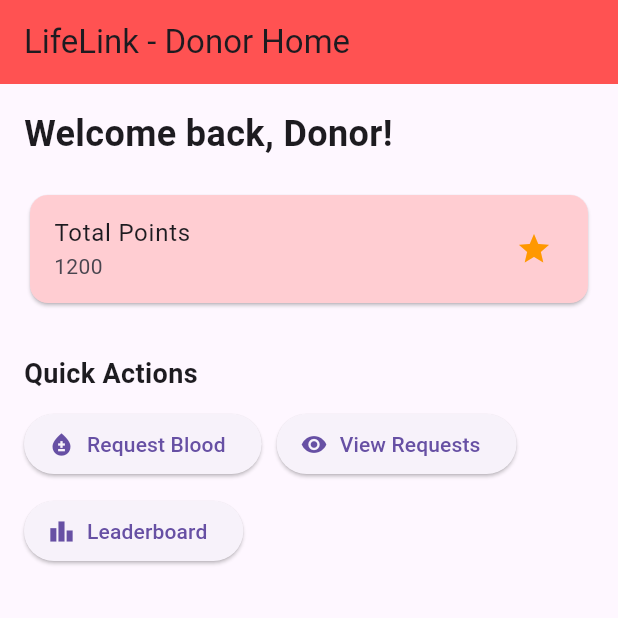
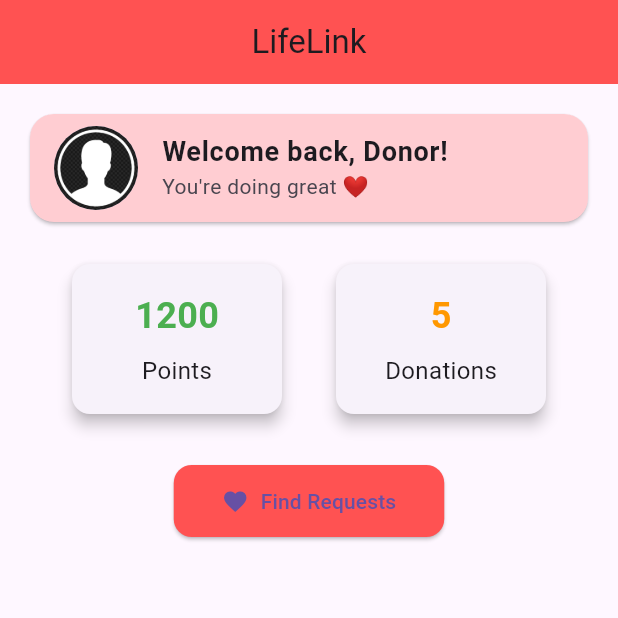
Before and after one commit to sameer512100/lifelink, a Flutter app: the screen it shows after launch, on a phone screen of 412 x 824 dp, the top half of it. Run offline on Flutter 3.47's test engine with Material 3 defaults, Android fonts, the phone set to English and light mode, and no system bars; our stand-ins replace firebase_core; accounts and stored records are empty.

Commit message:
donor dashboard basic

```diff
--- a/lib/main.dart
+++ b/lib/main.dart
@@ -1,17 +1,24 @@
 import 'package:flutter/material.dart';
+import 'package:firebase_core/firebase_core.dart';
 import 'screens/donor/donor_dashboard.dart';
+import 'firebase_options.dart'; // This will be generated by flutterfire
 
-void main() {
-  runApp(const MyApp());
+void main() async {
+  WidgetsFlutterBinding.ensureInitialized();
+  await Firebase.initializeApp(
+    options: DefaultFirebaseOptions.currentPlatform,
+  );
+  runApp(const LifeLinkApp());
 }
 
-class MyApp extends StatelessWidget {
-  const MyApp({super.key});
+class LifeLinkApp extends StatelessWidget {
+  const LifeLinkApp({super.key});
 
   @override
   Widget build(BuildContext context) {
     return const MaterialApp(
       debugShowCheckedModeBanner: false,
+      title: 'LifeLink',
       home: DonorDashboard(),
     );
   }
--- a/lib/screens/donor/donor_dashboard.dart
+++ b/lib/screens/donor/donor_dashboard.dart
@@ -7,7 +7,8 @@ class DonorDashboard extends StatelessWidget {
   Widget build(BuildContext context) {
     return Scaffold(
       appBar: AppBar(
-        title: const Text('LifeLink - Donor Home'),
+        title: const Text("LifeLink"),
+        centerTitle: true,
         backgroundColor: Colors.redAccent,
       ),
       body: Padding(
@@ -15,49 +16,73 @@ class DonorDashboard extends StatelessWidget {
         child: Column(
           crossAxisAlignment: CrossAxisAlignment.start,
           children: [
-            const Text(
-              'Welcome back, Donor!',
-              style: TextStyle(fontSize: 24, fontWeight: FontWeight.bold),
-            ),
-            const SizedBox(height: 20),
+            // Welcome Card
             Card(
+              shape: RoundedRectangleBorder(
+                borderRadius: BorderRadius.circular(16),
+              ),
               color: Colors.red[100],
               child: ListTile(
-                title: const Text('Total Points'),
-                subtitle: const Text('1200'),
-                trailing: const Icon(Icons.star, color: Colors.orange),
+                leading: const CircleAvatar(
+                  radius: 28,
+                  backgroundImage: AssetImage('assets/user.png'), // Temporary
+                ),
+                title: const Text("Welcome back, Donor!", style: TextStyle(fontSize: 18, fontWeight: FontWeight.bold)),
+                subtitle: const Text("You're doing great ❤️"),
               ),
             ),
+
+            const SizedBox(height: 20),
+
+            // Stats
+            Row(
+              mainAxisAlignment: MainAxisAlignment.spaceEvenly,
+              children: [
+                _buildStatCard("Points", "1200", Colors.green),
+                _buildStatCard("Donations", "5", Colors.orange),
+              ],
+            ),
+
             const SizedBox(height: 30),
-            const Text(
-              'Quick Actions',
-              style: TextStyle(fontSize: 18, fontWeight: FontWeight.w600),
-            ),
-            const SizedBox(height: 10),
-            Wrap(
-              spacing: 10,
-              runSpacing: 10,
-              children: [
-                ElevatedButton.icon(
-                  onPressed: () {},
-                  icon: const Icon(Icons.bloodtype),
-                  label: const Text("Request Blood"),
+
+            // Donate Button
+            Center(
+              child: ElevatedButton.icon(
+                style: ElevatedButton.styleFrom(
+                  backgroundColor: Colors.redAccent,
+                  padding: const EdgeInsets.symmetric(horizontal: 32, vertical: 14),
+                  shape: RoundedRectangleBorder(borderRadius: BorderRadius.circular(12)),
                 ),
-                ElevatedButton.icon(
-                  onPressed: () {},
-                  icon: const Icon(Icons.visibility),
-                  label: const Text("View Requests"),
-                ),
-                ElevatedButton.icon(
-                  onPressed: () {},
-                  icon: const Icon(Icons.leaderboard),
-                  label: const Text("Leaderboard"),
-                ),
-              ],
+                onPressed: () {
+                  // TODO: Navigate to donation request screen
+                },
+                icon: const Icon(Icons.favorite),
+                label: const Text("Find Requests"),
+              ),
             ),
           ],
         ),
       ),
     );
   }
+
+  Widget _buildStatCard(String label, String value, Color color) {
+    return Card(
+      elevation: 4,
+      shape: RoundedRectangleBorder(borderRadius: BorderRadius.circular(12)),
+      child: Container(
+        padding: const EdgeInsets.all(16),
+        width: 140,
+        height: 100,
+        child: Column(
+          mainAxisAlignment: MainAxisAlignment.center,
+          children: [
+            Text(value, style: TextStyle(fontSize: 24, fontWeight: FontWeight.bold, color: color)),
+            const SizedBox(height: 8),
+            Text(label, style: const TextStyle(fontSize: 16)),
+          ],
+        ),
+      ),
+    );
+  }
 }
--- a/pubspec.yaml
+++ b/pubspec.yaml
@@ -67,9 +67,9 @@ flutter:
   uses-material-design: true
 
   # To add assets to your application, add an assets section, like this:
-  # assets:
-  #   - images/a_dot_burr.jpeg
-  #   - images/a_dot_ham.jpeg
+
+  assets:
+    - assets/user.png
 
   # An image asset can refer to one or more resolution-specific "variants", see
   # https://flutter.dev/to/resolution-aware-images
```
Also changed, not shown: lib/models/donation_request.dart (added, +25 -0 lines), assets/user.png (added), firebase.json (added), lib/firebase_options.dart (added), 5 other files.
